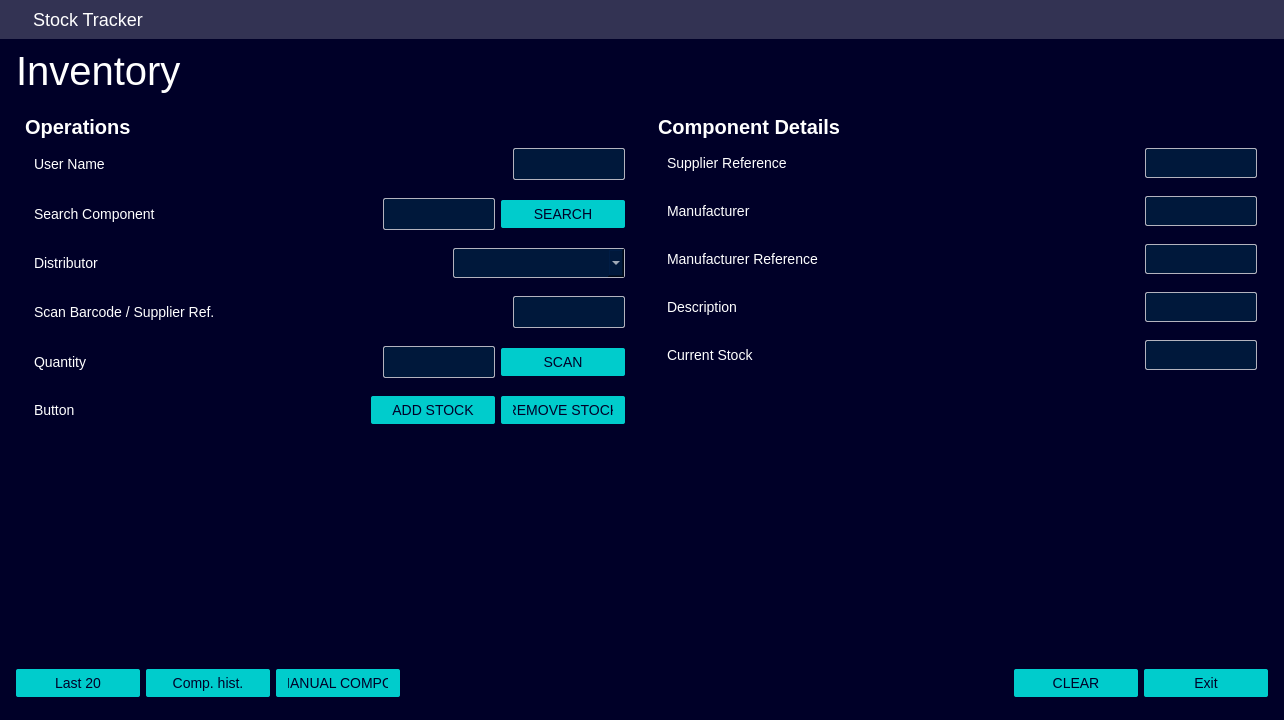
Above: src/gui/designer/gui_stocktracker.ui from candeiassantiago393-spec/StockTracker before the change. Below: the same form after it.
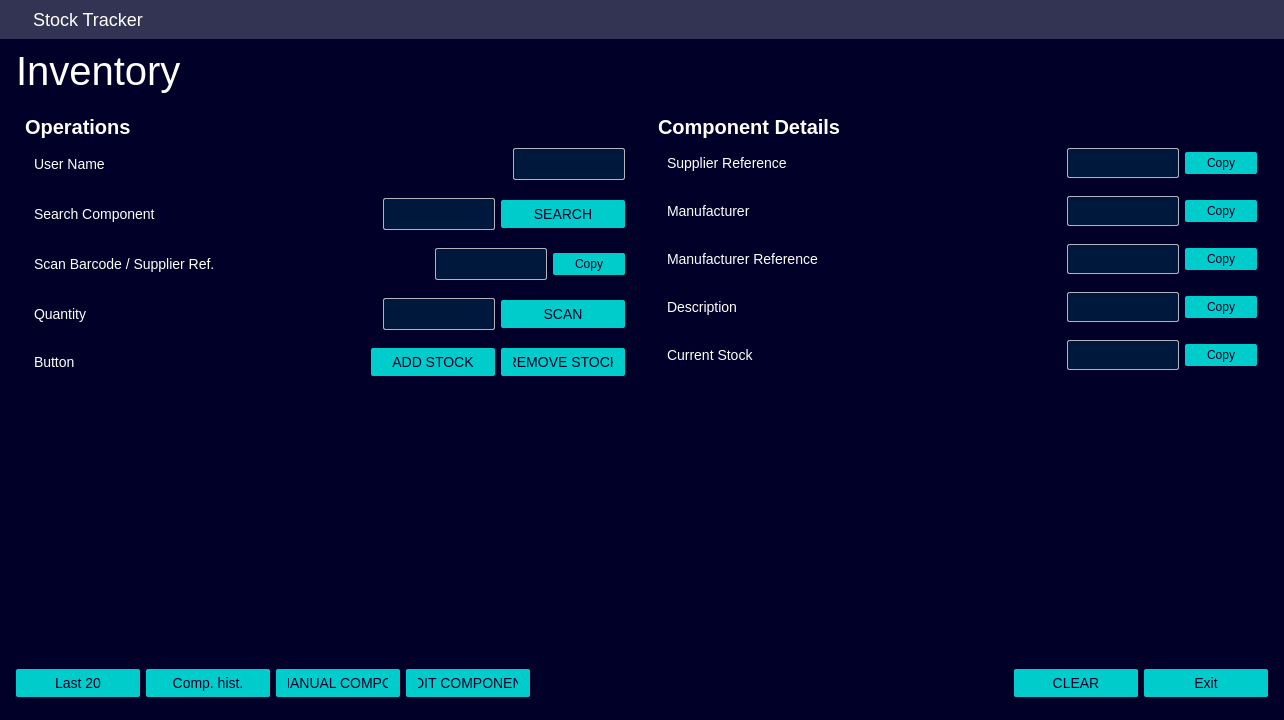
That is the form after the change. Icons and pictures are not drawn.

Commit message:
Release: unified Siemens GUI, English docs, multi-supplier core
Replace docs/utilizador with docs/user, remove demo mode, add popup UIs and documentation tooling.

The edit to the form file:
```diff
--- a/src/gui/designer/gui_stocktracker.ui
+++ b/src/gui/designer/gui_stocktracker.ui
@@ -259,62 +259,6 @@
           </item>
 
           <item row="3" column="0" colspan="2">
-           <widget class="QWidget" name="row_supplier_combo" native="true">
-            <layout class="QGridLayout" name="grid_supplier">
-             <property name="topMargin"><number>9</number></property>
-             <property name="rightMargin"><number>9</number></property>
-             <property name="bottomMargin"><number>9</number></property>
-             <item row="0" column="0">
-              <widget class="QLabel" name="label_supplier">
-               <property name="minimumSize"><size><width>74</width><height>0</height></size></property>
-               <property name="sizePolicy">
-                <sizepolicy hsizetype="Minimum" vsizetype="Preferred">
-                 <horstretch>0</horstretch>
-                 <verstretch>0</verstretch>
-                </sizepolicy>
-               </property>
-               <property name="text"><string>Distributor</string></property>
-              </widget>
-
-             </item>
-             <item row="0" column="1">
-              <widget class="QComboBox" name="supplier_combo">
-               <property name="minimumSize"><size><width>172</width><height>30</height></size></property>
-               <property name="styleSheet">
-   <string notr="true">
-QComboBox {
-    padding: 5px;
-    padding-left: 20px;
-    padding-right: 20px;
-    min-width: 130;
-    min-height: 18px;
-    max-width: 130px;
-    max-height: 18px;
-    border-radius: 2px;
-    border: 1px solid #B3B3BE;
-    background-color: #00183B;
-}
-QComboBox:hover {
-    background-color: #001F39;
-    border: 1px solid #00FFB9;
-}
-QComboBox QAbstractItemView {
-    background-color: #2D2D45;
-    padding: 0px;
-}
-QComboBox QAbstractItemView::item:hover {
-    padding: 0px;
-    padding-left: 10px;
-}
-</string>
-               </property>
-              </widget>
-             </item>
-            </layout>
-           </widget>
-          </item>
-
-          <item row="4" column="0" colspan="2">
            <widget class="QWidget" name="row_barcode_entry" native="true">
             <layout class="QHBoxLayout" name="layout_barcode_entry">
              <property name="spacing"><number>6</number></property>
@@ -364,11 +308,39 @@
                </property>
               </widget>
              </item>
+             <item>
+              <widget class="QPushButton" name="btn_copy_barcode_entry">
+               <property name="minimumSize"><size><width>60</width><height>0</height></size></property>
+               <property name="maximumSize"><size><width>60</width><height>16777215</height></size></property>
+               <property name="toolTip"><string>Copy to clipboard</string></property>
+               <property name="styleSheet">
+   <string notr="true">
+QPushButton {
+    min-width: 60px;
+    max-width: 60px;
+    padding: 4px 6px;
+    border-radius: 2px;
+    text-align: center;
+    background-color: #00CCCC;
+    color: #000028;
+    font-size: 12px;
+}
+QPushButton:hover {
+    background-color: #00FFB9;
+}
+QPushButton:pressed {
+    background-color: #00E5AA;
+}
+</string>
+               </property>
+               <property name="text"><string>Copy</string></property>
+              </widget>
+             </item>
             </layout>
            </widget>
           </item>
 
-          <item row="5" column="0" colspan="2">
+          <item row="4" column="0" colspan="2">
            <widget class="QWidget" name="row_quantity_entry" native="true">
             <layout class="QHBoxLayout" name="layout_quantity_entry">
              <property name="spacing"><number>6</number></property>
@@ -448,7 +420,7 @@
            </widget>
           </item>
 
-          <item row="6" column="0" colspan="2">
+          <item row="5" column="0" colspan="2">
            <widget class="QWidget" name="row_stock_buttons" native="true">
             <layout class="QHBoxLayout" name="layout_stock_buttons">
              <property name="spacing"><number>6</number></property>
@@ -524,7 +496,7 @@
            </widget>
           </item>
 
-          <item row="7" column="1">
+          <item row="6" column="1">
            <spacer name="verticalSpacer_left">
             <property name="orientation"><enum>Qt::Orientation::Vertical</enum></property>
             <property name="sizeHint" stdset="0"><size><width>20</width><height>40</height></size></property>
@@ -598,6 +570,34 @@
                <property name="text"><string></string></property>
               </widget>
              </item>
+             <item>
+              <widget class="QPushButton" name="btn_copy_val_mouser">
+               <property name="minimumSize"><size><width>60</width><height>0</height></size></property>
+               <property name="maximumSize"><size><width>60</width><height>16777215</height></size></property>
+               <property name="toolTip"><string>Copy to clipboard</string></property>
+               <property name="styleSheet">
+   <string notr="true">
+QPushButton {
+    min-width: 60px;
+    max-width: 60px;
+    padding: 4px 6px;
+    border-radius: 2px;
+    text-align: center;
+    background-color: #00CCCC;
+    color: #000028;
+    font-size: 12px;
+}
+QPushButton:hover {
+    background-color: #00FFB9;
+}
+QPushButton:pressed {
+    background-color: #00E5AA;
+}
+</string>
+               </property>
+               <property name="text"><string>Copy</string></property>
+              </widget>
+             </item>
             </layout>
            </widget>
           </item>
@@ -647,6 +647,34 @@
                <property name="text"><string></string></property>
               </widget>
              </item>
+             <item>
+              <widget class="QPushButton" name="btn_copy_val_manufacturer">
+               <property name="minimumSize"><size><width>60</width><height>0</height></size></property>
+               <property name="maximumSize"><size><width>60</width><height>16777215</height></size></property>
+               <property name="toolTip"><string>Copy to clipboard</string></property>
+               <property name="styleSheet">
+   <string notr="true">
+QPushButton {
+    min-width: 60px;
+    max-width: 60px;
+    padding: 4px 6px;
+    border-radius: 2px;
+    text-align: center;
+    background-color: #00CCCC;
+    color: #000028;
+    font-size: 12px;
+}
+QPushButton:hover {
+    background-color: #00FFB9;
+}
+QPushButton:pressed {
+    background-color: #00E5AA;
+}
+</string>
+               </property>
+               <property name="text"><string>Copy</string></property>
+              </widget>
+             </item>
             </layout>
            </widget>
           </item>
@@ -696,6 +724,34 @@
                <property name="text"><string></string></property>
               </widget>
              </item>
+             <item>
+              <widget class="QPushButton" name="btn_copy_val_manufacturer_ref">
+               <property name="minimumSize"><size><width>60</width><height>0</height></size></property>
+               <property name="maximumSize"><size><width>60</width><height>16777215</height></size></property>
+               <property name="toolTip"><string>Copy to clipboard</string></property>
+               <property name="styleSheet">
+   <string notr="true">
+QPushButton {
+    min-width: 60px;
+    max-width: 60px;
+    padding: 4px 6px;
+    border-radius: 2px;
+    text-align: center;
+    background-color: #00CCCC;
+    color: #000028;
+    font-size: 12px;
+}
+QPushButton:hover {
+    background-color: #00FFB9;
+}
+QPushButton:pressed {
+    background-color: #00E5AA;
+}
+</string>
+               </property>
+               <property name="text"><string>Copy</string></property>
+              </widget>
+             </item>
             </layout>
            </widget>
           </item>
@@ -745,6 +801,34 @@
                <property name="text"><string></string></property>
               </widget>
              </item>
+             <item>
+              <widget class="QPushButton" name="btn_copy_val_description">
+               <property name="minimumSize"><size><width>60</width><height>0</height></size></property>
+               <property name="maximumSize"><size><width>60</width><height>16777215</height></size></property>
+               <property name="toolTip"><string>Copy to clipboard</string></property>
+               <property name="styleSheet">
+   <string notr="true">
+QPushButton {
+    min-width: 60px;
+    max-width: 60px;
+    padding: 4px 6px;
+    border-radius: 2px;
+    text-align: center;
+    background-color: #00CCCC;
+    color: #000028;
+    font-size: 12px;
+}
+QPushButton:hover {
+    background-color: #00FFB9;
+}
+QPushButton:pressed {
+    background-color: #00E5AA;
+}
+</string>
+               </property>
+               <property name="text"><string>Copy</string></property>
+              </widget>
+             </item>
             </layout>
            </widget>
           </item>
@@ -794,6 +878,34 @@
                <property name="text"><string></string></property>
               </widget>
              </item>
+             <item>
+              <widget class="QPushButton" name="btn_copy_val_stock">
+               <property name="minimumSize"><size><width>60</width><height>0</height></size></property>
+               <property name="maximumSize"><size><width>60</width><height>16777215</height></size></property>
+               <property name="toolTip"><string>Copy to clipboard</string></property>
+               <property name="styleSheet">
+   <string notr="true">
+QPushButton {
+    min-width: 60px;
+    max-width: 60px;
+    padding: 4px 6px;
+    border-radius: 2px;
+    text-align: center;
+    background-color: #00CCCC;
+    color: #000028;
+    font-size: 12px;
+}
+QPushButton:hover {
+    background-color: #00FFB9;
+}
+QPushButton:pressed {
+    background-color: #00E5AA;
+}
+</string>
+               </property>
+               <property name="text"><string>Copy</string></property>
+              </widget>
+             </item>
             </layout>
            </widget>
           </item>
@@ -896,6 +1008,32 @@
          <property name="text"><string>ADD MANUAL COMPONENT</string></property>
         </widget>
        </item>
+       <item>
+        <widget class="QPushButton" name="btn_edit_component">
+         <property name="minimumSize"><size><width>124</width><height>0</height></size></property>
+         <property name="styleSheet">
+   <string notr="true">
+QPushButton {
+    min-width: 100px;
+    max-width: 100px;
+    padding: 6px 12px 6px 12px;
+    border-radius: 2px;
+    opacity: 1;
+    text-align: center;
+    background-color: #00CCCC;
+    color: #000028;
+}
+QPushButton:hover {
+    background-color: #00FFB9;
+}
+QPushButton:pressed {
+    background-color: #00E5AA;
+}
+</string>
+         </property>
+         <property name="text"><string>EDIT COMPONENT</string></property>
+        </widget>
+       </item>
        <item>
         <spacer name="horizontalSpacer_actions">
          <property name="orientation"><enum>Qt::Orientation::Horizontal</enum></property>
```
The commit also changes 588 other files.
